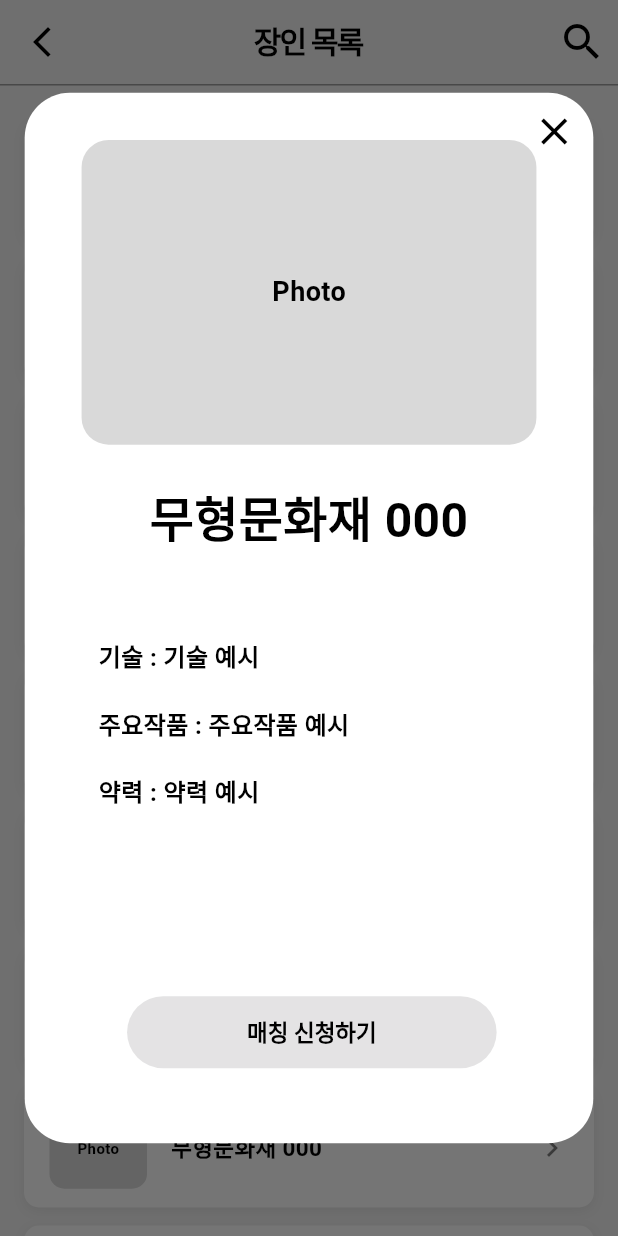
After one commit to K-Hackathon-01z/eum-front, a Flutter app: the CreatorListScreen screen opened by its route, after a tap on "Photo", on a phone screen of 412 x 824 dp. The commit adds this screen. Run offline on Flutter 3.47's test engine with Material 3 defaults, Android fonts, the phone set to English and light mode, and no system bars; our stand-ins replace flutter_svg.

Commit message:
feat: "전통 기술, 장인/작가 상세 정보 모달 구현"

```diff
--- /dev/null
+++ b/lib/widgets/user/creator_detail.dart
@@ -0,0 +1,125 @@
+import 'button.dart';
+import 'package:flutter/material.dart';
+
+class CreatorDetail extends StatelessWidget {
+  final String name;
+  final String skill;
+  final String works;
+  final String bio;
+  final Widget? image;
+  final VoidCallback? onMatch;
+
+  const CreatorDetail({
+    super.key,
+    required this.name,
+    required this.skill,
+    required this.works,
+    required this.bio,
+    this.image,
+    this.onMatch,
+  });
+
+  @override
+  Widget build(BuildContext context) {
+    final size = MediaQuery.of(context).size;
+    final double cardWidth = size.width * 0.92;
+    final double cardHeight = size.height * 0.85;
+    return Center(
+      child: SingleChildScrollView(
+        child: Container(
+          width: cardWidth,
+          height: cardHeight,
+          decoration: BoxDecoration(color: Colors.white, borderRadius: BorderRadius.circular(30)),
+          child: Stack(
+            children: [
+              // 닫기(X) 아이콘
+              Positioned(
+                right: 10,
+                top: 10,
+                child: GestureDetector(
+                  onTap: () => Navigator.of(context).pop(),
+                  child: Container(
+                    width: 32,
+                    height: 32,
+                    decoration: BoxDecoration(color: Colors.white, shape: BoxShape.circle),
+                    child: const Icon(Icons.close, size: 30, color: Colors.black),
+                  ),
+                ),
+              ),
+              // 이미지 영역
+              Positioned(
+                left: cardWidth * 0.1,
+                top: cardHeight * 0.045,
+                child: Container(
+                  width: cardWidth * 0.8,
+                  height: cardHeight * 0.29,
+                  decoration: BoxDecoration(color: const Color(0xFFD9D9D9), borderRadius: BorderRadius.circular(18)),
+                  child:
+                      image ??
+                      Center(
+                        child: Text(
+                          'Photo',
+                          style: TextStyle(fontWeight: FontWeight.bold, fontSize: 18, color: Colors.black),
+                        ),
+                      ),
+                ),
+              ),
+              // 이름
+              Positioned(
+                left: cardWidth * 0.15,
+                top: cardHeight * 0.36,
+                child: SizedBox(
+                  width: cardWidth * 0.7,
+                  height: cardHeight * 0.09,
+                  child: Center(
+                    child: Text(
+                      name,
+                      textAlign: TextAlign.center,
+                      style: const TextStyle(
+                        color: Colors.black,
+                        fontSize: 32,
+                        fontWeight: FontWeight.w700,
+                        height: 0.9,
+                      ),
+                    ),
+                  ),
+                ),
+              ),
+              // 상세 정보
+              Positioned(
+                left: cardWidth * 0.13,
+                top: cardHeight * 0.52,
+                child: SizedBox(
+                  width: cardWidth * 0.77,
+                  height: cardHeight * 0.23,
+                  child: Text(
+                    '기술 : $skill\n\n주요작품 : $works\n\n약력 : $bio',
+                    style: const TextStyle(
+                      color: Colors.black,
+                      fontSize: 16,
+                      fontWeight: FontWeight.w700,
+                      height: 1.38,
+                    ),
+                  ),
+                ),
+              ),
+              // 매칭 신청 버튼
+              Positioned(
+                left: cardWidth * 0.18,
+                top: cardHeight * 0.86,
+                child: Button(
+                  text: '매칭 신청하기',
+                  onPressed: onMatch,
+                  width: cardWidth * 0.65,
+                  height: 48,
+                  backgroundColor: const Color(0xFFDAD3E8),
+                  textColor: Colors.black,
+                ),
+              ),
+            ],
+          ),
+        ),
+      ),
+    );
+  }
+}
--- a/lib/widgets/user/creator_list.dart
+++ b/lib/widgets/user/creator_list.dart
@@ -1,4 +1,5 @@
 import 'package:flutter/material.dart';
+import 'creator_detail.dart';
 
 class CreatorList extends StatelessWidget {
   final String title;
@@ -10,7 +11,14 @@ class CreatorList extends StatelessWidget {
   @override
   Widget build(BuildContext context) {
     return GestureDetector(
-      onTap: onTap,
+      onTap:
+          onTap ??
+          () {
+            showDialog(
+              context: context,
+              builder: (_) => CreatorDetail(name: title, skill: '기술 예시', works: '주요작품 예시', bio: '약력 예시'),
+            );
+          },
       child: Container(
         height: 80,
         width: double.infinity,
```
Also changed, not shown: lib/widgets/user/skill_detail.dart (added, +109 -0 lines), lib/widgets/user/skill_list.dart (+9 -1 lines).
